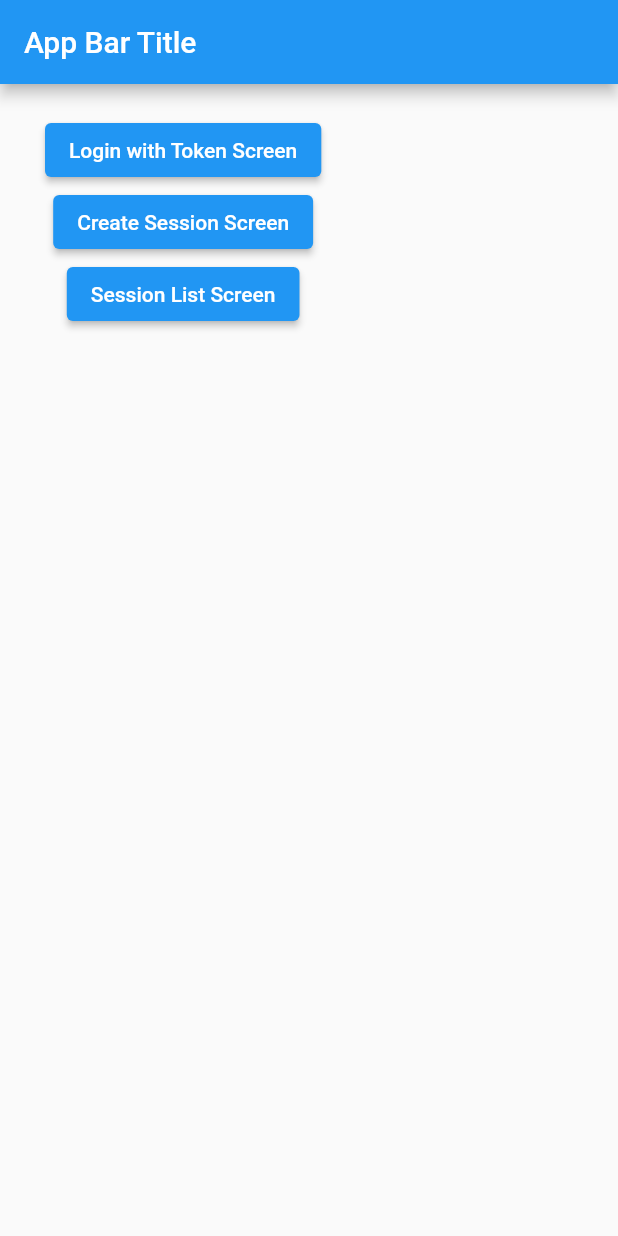
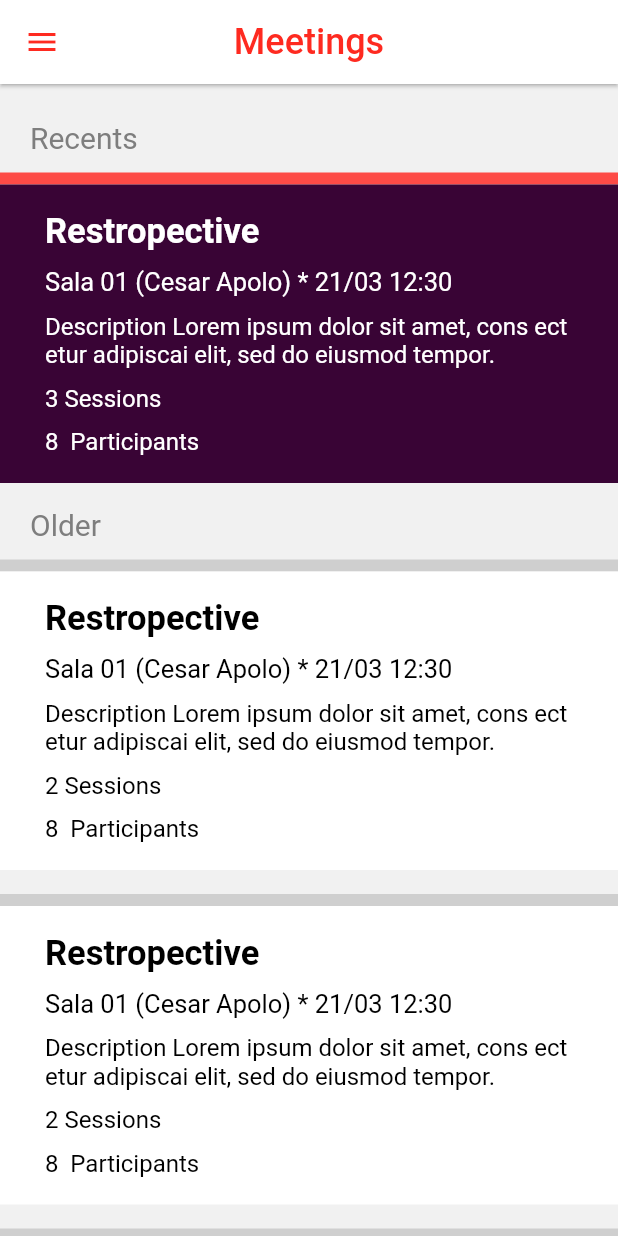
Before and after one commit to DiscordTime/sticky-session-flutter, a Flutter app: the screen it shows after launch, on a phone screen of 412 x 824 dp. Run offline on Flutter 3.47's test engine with Material 2 defaults, Android fonts, the phone set to English and light mode, and no system bars; our stand-ins replace sqflite; accounts and stored records are empty.

Commit message:
Create meetings screen

```diff
--- a/lib/constants.dart
+++ b/lib/constants.dart
@@ -2,6 +2,7 @@ import 'package:flutter/material.dart';
 
 const primaryColor = Color.fromARGB(255, 254, 42, 32);
 const normalColor = Colors.grey;
+const recentMeetingCardColor = Color.fromARGB(255, 57, 4, 53);
 
 const backgroundScreenColor = Color.fromARGB(255, 241, 241, 241);
 
--- /dev/null
+++ b/lib/data/meeting_repository.dart
@@ -0,0 +1,17 @@
+
+import 'package:flutter_sticky_session/data/sample/sample_meeting_data_source.dart';
+import 'package:flutter_sticky_session/ui/meetings/ui_meeting_detail.dart';
+
+class MeetingRepository {
+  final SampleMeetingDaraSource _localDataSource;
+
+  MeetingRepository(this._localDataSource);
+
+  Stream<List<UiMeetingDetail>> getRecentMeetings() async* {
+    yield await _localDataSource.getRecentMeetings();
+  }
+
+  Stream<List<UiMeetingDetail>> getOlderMeetings() async* {
+    yield await _localDataSource.getOlderMeetings();
+  }
+}
--- /dev/null
+++ b/lib/data/sample/sample_meeting_data_source.dart
@@ -0,0 +1,41 @@
+
+import 'package:flutter_sticky_session/ui/meetings/ui_meeting_detail.dart';
+
+class SampleMeetingDaraSource {
+
+  UiMeetingDetail meetingDetailSample = UiMeetingDetail(
+      title: "Restropective",
+      local: "Sala 01 (Cesar Apolo) * 21/03 12:30",
+      description: "Description Lorem ipsum dolor sit amet, cons ect etur adipiscai elit, sed do eiusmod tempor.",
+      startTime: "",
+      endTime: "",
+      sessionNumber: 3,
+      peopleNumber: 8
+  );
+
+  UiMeetingDetail meetingDetailSample2 = UiMeetingDetail(
+      title: "Restropective",
+      local: "Sala 01 (Cesar Apolo) * 21/03 12:30",
+      description: "Description Lorem ipsum dolor sit amet, cons ect etur adipiscai elit, sed do eiusmod tempor.",
+      startTime: "",
+      endTime: "",
+      sessionNumber: 2,
+      peopleNumber: 8
+  );
+
+  Future<List<UiMeetingDetail>> getRecentMeetings() async {
+    return List.of([
+      meetingDetailSample
+    ]);
+  }
+
+  Future<List<UiMeetingDetail>> getOlderMeetings() async {
+    return List.of([
+      meetingDetailSample2,
+      meetingDetailSample2,
+      meetingDetailSample2,
+      meetingDetailSample2
+    ]);
+  }
+
+}
--- a/lib/data/sessions_view_model.dart
+++ b/lib/data/sessions_view_model.dart
@@ -9,6 +9,6 @@ class SessionsViewModel {
   SessionsViewModel(this.sessionRepository);
 
   Stream<List<UiSessionDetail>> getSessions() async* {
-    yield await sessionRepository.getSessions("7d5b5d1c-9dc4-4eb8-b3b8-3fb67cfdac89");
+    yield await sessionRepository.getSessions("285ed03f-6665-4e4c-a7fc-849abd3e0b95");
   }
 }
--- a/lib/main.dart
+++ b/lib/main.dart
@@ -1,6 +1,7 @@
 import 'package:flutter/material.dart';
 import 'package:flutter_sticky_session/ui/create_session/create_session_screen.dart';
 import 'package:flutter_sticky_session/ui/login_token/login_token_screen.dart';
+import 'package:flutter_sticky_session/ui/meetings/meetings_screen.dart';
 import 'package:flutter_sticky_session/ui/sessions/session_list_screen.dart';
 
 void main() async {
@@ -17,8 +18,10 @@ class MyApp extends StatelessWidget {
       routes: {
         "login-token": (context) => const LoginWithTokenScreen(),
         "create-session": (context) => const CreateSessionScreen(),
-        "ui.sessions": (context) => SessionListScreen(),
-        "home": (context) => HomeScreen(),
+        "sessions": (context) => SessionListScreen(),
+
+        "home": (context) => MeetingsScreen(),
+
       },
       initialRoute: "home",
     );
@@ -52,7 +55,7 @@ class HomeScreen extends StatelessWidget {
 
             ElevatedButton(
               onPressed: () {
-                Navigator.of(context).pushNamed("ui.sessions");
+                Navigator.of(context).pushNamed("sessions");
               },
               child: const Text("Session List Screen")
             ),
--- a/lib/ui/create_session/create_session_screen.dart
+++ b/lib/ui/create_session/create_session_screen.dart
@@ -2,7 +2,7 @@ import 'package:flutter/material.dart';
 import 'package:flutter/services.dart';
 import 'package:flutter_sticky_session/constants.dart';
 import 'package:flutter_sticky_session/ui/create_session/components/grid_color_picker.dart';
-import 'package:flutter_sticky_session/ui/login_token/components/decorated_edit_text.dart';
+import 'package:flutter_sticky_session/ui/components/decorated_edit_text.dart';
 
 class CreateSessionScreen extends StatelessWidget {
   const CreateSessionScreen({Key? key}) : super(key: key);
--- a/lib/ui/login_token/login_token_screen.dart
+++ b/lib/ui/login_token/login_token_screen.dart
@@ -1,7 +1,7 @@
 import 'package:flutter/material.dart';
 import 'package:flutter/services.dart';
 import 'package:flutter_sticky_session/constants.dart';
-import 'package:flutter_sticky_session/ui/login_token/components/decorated_edit_text.dart';
+import 'package:flutter_sticky_session/ui/components/decorated_edit_text.dart';
 import 'package:flutter_sticky_session/ui/login_token/components/horizontal_elevated_button.dart';
 
 class LoginWithTokenScreen extends StatelessWidget {
--- /dev/null
+++ b/lib/ui/meetings/components/meeting_card.dart
@@ -0,0 +1,92 @@
+
+import 'package:flutter/material.dart';
+import 'package:flutter_sticky_session/ui/meetings/meetings_screen.dart';
+import 'package:flutter_sticky_session/ui/meetings/ui_meeting_detail.dart';
+
+class MeetingCard extends StatelessWidget {
+  final Color color;
+  final Color textColor;
+  final void Function(UiMeetingDetail meetingDetail)? onPress;
+  final int highlight;
+  final UiMeetingDetail meetingDetail;
+
+  const MeetingCard({
+    Key? key,
+    required this.color,
+    required this.textColor,
+    this.onPress,
+    this.highlight = 0,
+    required this.meetingDetail
+  }) : super(key: key);
+
+  @override
+  Widget build(BuildContext context) {
+    return Padding(
+      padding: const EdgeInsets.only(bottom: 16),
+      child: GestureDetector(
+        onTap: () { onPress?.call(meetingDetail); },
+        child: Column(
+          children: [
+            Container(
+              color: highlight == 0 || highlight >= 100 ? const Color.fromARGB(255, 207, 207, 207) : const Color.fromARGB(255, 253, 75, 70),
+              height: 8,
+            ),
+            Container(
+              color: color,
+              padding: const EdgeInsets.only(left: 30, top: 18, bottom: 18, right: 30),
+              child: Column(
+                crossAxisAlignment: CrossAxisAlignment.start,
+                children: [
+                  Text(
+                    meetingDetail.title,
+                    style: TextStyle(
+                      color: textColor,
+                      fontSize: 23,
+                      fontWeight: FontWeight.bold
+                    ),
+                  ),
+
+                  const SizedBox(height: 10,),
+                  Text(
+                    meetingDetail.local,
+                    style: TextStyle(
+                      color: textColor,
+                      fontSize: 17,
+                    ),
+                  ),
+
+                  const SizedBox(height: 10,),
+                  Text(
+                    meetingDetail.description,
+                    style: TextStyle(
+                      color: textColor,
+                      fontSize: 16,
+                    ),
+                  ),
+
+                  const SizedBox(height: 10,),
+                  Text(
+                    "${meetingDetail.sessionNumber} Sessions",
+                    style: TextStyle(
+                      color: textColor,
+                      fontSize: 16,
+                    ),
+                  ),
+
+                  const SizedBox(height: 10,),
+                  Text(
+                    "${meetingDetail.peopleNumber}  Participants",
+                    style: TextStyle(
+                      color: textColor,
+                      fontSize: 16,
+                    ),
+                  ),
+                ],
+              )
+            ),
+          ],
+        ),
+      ),
+    );
+  }
+}
--- /dev/null
+++ b/lib/ui/meetings/meetings_screen.dart
@@ -0,0 +1,121 @@
+
+import 'package:flutter/material.dart';
+import 'package:flutter/services.dart';
+import 'package:flutter_sticky_session/constants.dart';
+import 'package:flutter_sticky_session/data/meeting_repository.dart';
+import 'package:flutter_sticky_session/data/sample/sample_meeting_data_source.dart';
+import 'package:flutter_sticky_session/ui/meetings/components/meeting_card.dart';
+import 'package:flutter_sticky_session/ui/meetings/ui_meeting_detail.dart';
+
+class MeetingsScreen extends StatefulWidget {
+  const MeetingsScreen({Key? key}) : super(key: key);
+
+  @override
+  State<MeetingsScreen> createState() => _MeetingsScreenState();
+}
+
+class _MeetingsScreenState extends State<MeetingsScreen> {
+  MeetingRepository meetingRepository = MeetingRepository(
+    SampleMeetingDaraSource()
+  );
+
+  @override
+  Widget build(BuildContext context) {
+    return Scaffold(
+      appBar: AppBar(
+        centerTitle: true,
+        title: const Text(
+          "Meetings",
+          style: TextStyle(
+              color: primaryColor,
+              fontSize: 24
+          ),
+        ),
+        backgroundColor: Colors.white,
+        elevation: 1,
+        leading: IconButton(
+            onPressed: () {},
+            icon: const Icon(Icons.menu, color: primaryColor,)
+        ),
+        systemOverlayStyle: const SystemUiOverlayStyle(
+            statusBarColor: Colors.white,
+            statusBarIconBrightness: Brightness.dark
+        ),
+      ),
+
+      body: Container(
+        color: backgroundScreenColor,
+        child: SingleChildScrollView(
+          child: Column(
+            crossAxisAlignment: CrossAxisAlignment.start,
+            children: [
+              const SizedBox(height: 24,),
+              const Padding(
+                padding: EdgeInsets.only(left: 20, bottom: 12),
+                child: Text(
+                  "Recents",
+                  style: TextStyle(
+                    color: Color.fromARGB(255, 126, 126, 126),
+                    fontSize: 20
+                  ),
+                ),
+              ),
+              StreamBuilder<List<UiMeetingDetail>>(
+                  initialData: const [],
+                  stream: meetingRepository.getRecentMeetings(),
+                  builder: (context, snapshot) {
+                    return ListView.builder(
+                        shrinkWrap: true,
+                        itemCount: snapshot.data?.length ?? 0,
+                        physics: const NeverScrollableScrollPhysics(),
+                        itemBuilder: (context, index) => MeetingCard(
+                          color: recentMeetingCardColor,
+                          textColor: Colors.white,
+                          highlight: 20,
+                          meetingDetail: snapshot.data![index],
+                          onPress: _onMeetingCardPressed,
+                        )
+                    );
+                  }
+              ),
+
+
+              const Padding(
+                padding: EdgeInsets.only(left: 20, bottom: 12),
+                child: Text(
+                  "Older",
+                  style: TextStyle(
+                      color: Color.fromARGB(255, 126, 126, 126),
+                      fontSize: 20
+                  ),
+                ),
+              ),
+              StreamBuilder<List<UiMeetingDetail>>(
+                  initialData: const [],
+                  stream: meetingRepository.getOlderMeetings(),
+                  builder: (context, snapshot) {
+                    return ListView.builder(
+                        shrinkWrap: true,
+                        itemCount: snapshot.data?.length ?? 0,
+                        physics: const NeverScrollableScrollPhysics(),
+                        itemBuilder: (context, index) => MeetingCard(
+                          color: Colors.white,
+                          textColor: Colors.black,
+                          // highlight: 0,
+                          meetingDetail: snapshot.data![index],
+                          onPress: _onMeetingCardPressed,
+                        )
+                    );
+                  }
+              ),
+            ],
+          ),
+        ),
+      )
+    );
+  }
+
+  _onMeetingCardPressed(UiMeetingDetail meetingDetail) {
+    Navigator.pushNamed(context, "sessions", arguments: meetingDetail);
+  }
+}
--- /dev/null
+++ b/lib/ui/meetings/ui_meeting_detail.dart
@@ -0,0 +1,20 @@
+
+class UiMeetingDetail {
+  final String title;
+  final String description;
+  final String local;
+  final String startTime;
+  final String endTime;
+  final int sessionNumber;
+  final int peopleNumber;
+
+  UiMeetingDetail({
+    required this.title,
+    required this.description,
+    required this.local,
+    required this.startTime,
+    required this.endTime,
+    required this.sessionNumber,
+    required this.peopleNumber
+  });
+}
--- a/lib/ui/sessions/session_list_screen.dart
+++ b/lib/ui/sessions/session_list_screen.dart
@@ -18,7 +18,7 @@ class UiSessionDetail {
 }
 
 class SessionListScreen extends StatefulWidget {
-  SessionListScreen({Key? key}) : super(key: key);
+  const SessionListScreen({Key? key}) : super(key: key);
 
   @override
   State<SessionListScreen> createState() => _SessionListScreenState();
```
Also changed, not shown: lib/ui/components/decorated_edit_text.dart (renamed from lib/ui/login_token/components/decorated_edit_text.dart).
